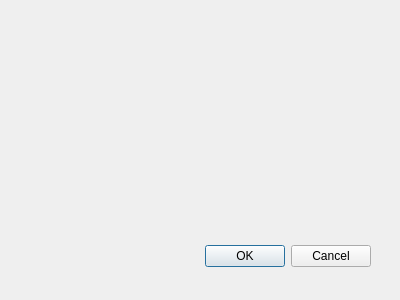
Before: the Qt Designer form src/delaysdialog.ui in bloguetronica/cp2130-com, drawn with Qt 5.
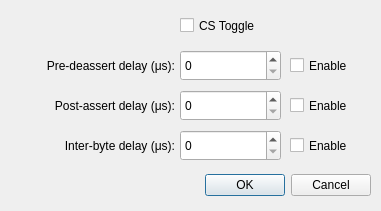
After: the same form once the commit is applied. Icons and pictures are not drawn.

```diff
--- a/src/delaysdialog.ui
+++ b/src/delaysdialog.ui
@@ -6,10 +6,22 @@
    <rect>
     <x>0</x>
     <y>0</y>
-    <width>400</width>
-    <height>300</height>
+    <width>381</width>
+    <height>211</height>
    </rect>
   </property>
+  <property name="minimumSize">
+   <size>
+    <width>381</width>
+    <height>0</height>
+   </size>
+  </property>
+  <property name="maximumSize">
+   <size>
+    <width>381</width>
+    <height>16777215</height>
+   </size>
+  </property>
   <property name="windowTitle">
    <string>Configure SPI Delays</string>
   </property>
@@ -30,10 +42,10 @@
   <widget class="QDialogButtonBox" name="buttonBox">
    <property name="geometry">
     <rect>
-     <x>30</x>
-     <y>240</y>
-     <width>341</width>
-     <height>32</height>
+     <x>10</x>
+     <y>170</y>
+     <width>361</width>
+     <height>31</height>
     </rect>
    </property>
    <property name="orientation">
@@ -43,6 +55,154 @@
     <set>QDialogButtonBox::Cancel|QDialogButtonBox::Ok</set>
    </property>
   </widget>
+  <widget class="QCheckBox" name="checkBoxCSToggle">
+   <property name="geometry">
+    <rect>
+     <x>180</x>
+     <y>15</y>
+     <width>191</width>
+     <height>21</height>
+    </rect>
+   </property>
+   <property name="text">
+    <string>CS Toggle</string>
+   </property>
+  </widget>
+  <widget class="QCheckBox" name="checkBoxEnable1">
+   <property name="geometry">
+    <rect>
+     <x>290</x>
+     <y>55</y>
+     <width>81</width>
+     <height>21</height>
+    </rect>
+   </property>
+   <property name="text">
+    <string>Enable</string>
+   </property>
+  </widget>
+  <widget class="QCheckBox" name="checkBoxEnable1_2">
+   <property name="geometry">
+    <rect>
+     <x>290</x>
+     <y>95</y>
+     <width>81</width>
+     <height>21</height>
+    </rect>
+   </property>
+   <property name="text">
+    <string>Enable</string>
+   </property>
+  </widget>
+  <widget class="QCheckBox" name="checkBoxEnable1_3">
+   <property name="geometry">
+    <rect>
+     <x>290</x>
+     <y>135</y>
+     <width>81</width>
+     <height>21</height>
+    </rect>
+   </property>
+   <property name="text">
+    <string>Enable</string>
+   </property>
+  </widget>
+  <widget class="QSpinBox" name="spinBox1">
+   <property name="geometry">
+    <rect>
+     <x>180</x>
+     <y>50</y>
+     <width>101</width>
+     <height>31</height>
+    </rect>
+   </property>
+   <property name="maximum">
+    <number>655350</number>
+   </property>
+   <property name="singleStep">
+    <number>10</number>
+   </property>
+  </widget>
+  <widget class="QSpinBox" name="spinBox1_2">
+   <property name="geometry">
+    <rect>
+     <x>180</x>
+     <y>90</y>
+     <width>101</width>
+     <height>31</height>
+    </rect>
+   </property>
+   <property name="maximum">
+    <number>655350</number>
+   </property>
+   <property name="singleStep">
+    <number>10</number>
+   </property>
+  </widget>
+  <widget class="QSpinBox" name="spinBox1_3">
+   <property name="geometry">
+    <rect>
+     <x>180</x>
+     <y>130</y>
+     <width>101</width>
+     <height>31</height>
+    </rect>
+   </property>
+   <property name="maximum">
+    <number>655350</number>
+   </property>
+   <property name="singleStep">
+    <number>10</number>
+   </property>
+  </widget>
+  <widget class="QLabel" name="labelPreDeassert">
+   <property name="geometry">
+    <rect>
+     <x>10</x>
+     <y>57</y>
+     <width>165</width>
+     <height>17</height>
+    </rect>
+   </property>
+   <property name="text">
+    <string>Pre-deassert delay (μs):</string>
+   </property>
+   <property name="alignment">
+    <set>Qt::AlignRight|Qt::AlignTrailing|Qt::AlignVCenter</set>
+   </property>
+  </widget>
+  <widget class="QLabel" name="labelPostAssert">
+   <property name="geometry">
+    <rect>
+     <x>10</x>
+     <y>97</y>
+     <width>165</width>
+     <height>17</height>
+    </rect>
+   </property>
+   <property name="text">
+    <string>Post-assert delay (μs):</string>
+   </property>
+   <property name="alignment">
+    <set>Qt::AlignRight|Qt::AlignTrailing|Qt::AlignVCenter</set>
+   </property>
+  </widget>
+  <widget class="QLabel" name="labelInterByte">
+   <property name="geometry">
+    <rect>
+     <x>10</x>
+     <y>137</y>
+     <width>165</width>
+     <height>17</height>
+    </rect>
+   </property>
+   <property name="text">
+    <string>Inter-byte delay (μs):</string>
+   </property>
+   <property name="alignment">
+    <set>Qt::AlignRight|Qt::AlignTrailing|Qt::AlignVCenter</set>
+   </property>
+  </widget>
  </widget>
  <resources>
   <include location="resources.qrc"/>
```
Left out of the diff: 18 changed lines with no effect on the pictures.
